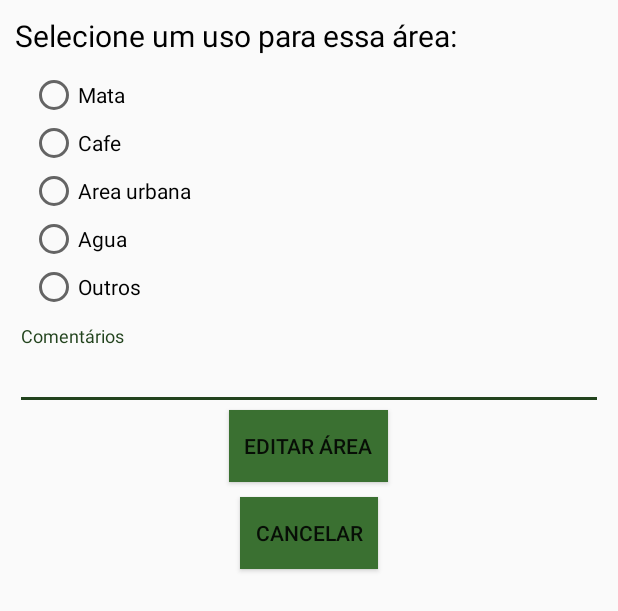
After one commit to yasminbacha/dcafe, an Android app: the layout alerta_nova_area.xml on its own in the app's theme, with its tools: preview values and no code run, on a phone screen of 412 x 824 dp. The commit adds this screen. Shown: the top 611 px of the screen. Run offline under Robolectric (Android 15) with nearby library versions, the phone set to English and light mode, and no system bars.

Commit message:
Criar área em local vazio

```diff
--- a/DCafe/app/build.gradle
+++ b/DCafe/app/build.gradle
@@ -10,6 +10,7 @@ android {
         targetSdkVersion 23
         versionCode 1
         versionName "1.0"
+        multiDexEnabled true
     }
     buildTypes {
         release {
--- a/DCafe/app/src/main/java/epamig/dcafe/bancodedados/CriarBanco.java
+++ b/DCafe/app/src/main/java/epamig/dcafe/bancodedados/CriarBanco.java
@@ -40,12 +40,13 @@ public class CriarBanco extends SQLiteOpenHelper {
         String sqlDemarcacao = "CREATE TABLE demarcacao(" +
                 "idDemarcacao integer primary key autoincrement," +
                 "Usuario_idUsuario integer not null," +
-                "Poligono_idPoligono integer not null," +
+                "Poligono_idPoligono integer," +
                 "Classe_idClasse integer not null," +
                 "comentariosDemarcacao text," +
                 "coodernadasDemarcacao text," +
                 "statusDemarcacao text"+
                 ");";
+
         db.execSQL(sqlClasse);
         db.execSQL(sqlMapa);
         db.execSQL(sqlPoligono);
--- a/DCafe/app/src/main/java/epamig/dcafe/model/Demarcacao.java
+++ b/DCafe/app/src/main/java/epamig/dcafe/model/Demarcacao.java
@@ -21,6 +21,7 @@ public class Demarcacao {
         this.coodernadasDemarcacao = coodernadasDemarcacao;
         this.statusDemarcacao = statusDemarcacao;
     }
+
 
     public int getIdDemarcacao() {
         return idDemarcacao;
--- /dev/null
+++ b/DCafe/app/src/main/res/layout/alerta_nova_area.xml
@@ -0,0 +1,92 @@
+<LinearLayout xmlns:android="http://schemas.android.com/apk/res/android"
+    android:layout_width="fill_parent"
+    android:layout_height="fill_parent"
+    android:orientation="vertical"
+    android:padding="10dp">
+
+
+    <TextView
+        android:layout_width="wrap_content"
+        android:layout_height="wrap_content"
+        android:layout_gravity="left"
+        android:text="Selecione um uso para essa área:"
+        android:textColor="@android:color/black"
+        android:textSize="30px"
+        />
+    <RadioGroup
+        android:id="@+id/rgClasses"
+        android:layout_width="wrap_content"
+        android:layout_height="wrap_content"
+        android:layout_gravity="left"
+        android:padding="10dp">
+
+        <RadioButton
+            android:id="@+id/rbMata"
+            android:layout_width="wrap_content"
+            android:layout_height="wrap_content"
+            android:text="Mata" />
+
+        <RadioButton
+            android:id="@+id/rbCafe"
+            android:layout_width="wrap_content"
+            android:layout_height="wrap_content"
+            android:text="Cafe" />
+
+        <RadioButton
+            android:id="@+id/rbArea_urbana"
+            android:layout_width="wrap_content"
+            android:layout_height="wrap_content"
+            android:text="Area urbana" />
+
+        <RadioButton
+            android:id="@+id/rbAgua"
+            android:layout_width="wrap_content"
+            android:layout_height="wrap_content"
+            android:text="Agua" />
+
+        <RadioButton
+            android:id="@+id/rbOutros_usos"
+            android:layout_width="wrap_content"
+            android:layout_height="wrap_content"
+            android:text="Outros" />
+
+    </RadioGroup>
+
+    <android.support.design.widget.TextInputLayout
+        android:layout_width="match_parent"
+        android:layout_height="wrap_content">
+
+        <EditText
+            android:id="@+id/edtComentarios"
+            android:layout_width="match_parent"
+            android:layout_height="wrap_content"
+            android:hint="Comentários"
+            android:imeActionId="@+id/edtComentarios"
+            android:imeActionLabel="Comentarios"
+            android:imeOptions="actionUnspecified"
+            android:inputType="text"
+            android:maxLines="1"
+            android:singleLine="true" />
+    </android.support.design.widget.TextInputLayout>
+
+    <Button
+        android:id="@+id/btMarcarNovamente"
+        android:layout_width="wrap_content"
+        android:layout_height="wrap_content"
+        android:layout_gravity="center"
+        android:layout_marginBottom="10dp"
+        android:background="@color/colorPrimary"
+        android:padding="10dp"
+        android:text="Editar área" />
+
+    <Button
+        android:id="@+id/btCancelar"
+        android:layout_width="wrap_content"
+        android:layout_height="wrap_content"
+        android:layout_gravity="center"
+        android:layout_marginBottom="10dp"
+        android:background="@color/colorPrimary"
+        android:padding="10dp"
+        android:text="Cancelar" />
+
+</LinearLayout>
--- a/DCafe/build.gradle
+++ b/DCafe/build.gradle
@@ -5,7 +5,7 @@ buildscript {
         jcenter()
     }
     dependencies {
-        classpath 'com.android.tools.build:gradle:1.3.0'
+        classpath 'com.android.tools.build:gradle:2.2.0'
 
         // NOTE: Do not place your application dependencies here; they belong
         // in the individual module build.gradle files
```
Also changed, not shown: DCafe/app/src/main/java/epamig/dcafe/DemarcarPoligonoActivity.java (+43 -13 lines), DCafe/app/src/main/java/epamig/dcafe/Principal.java (+80 -8 lines), DCafe/app/src/main/java/epamig/dcafe/VisualizarDemarcacao.java (+7 -5 lines), DCafe/app/src/main/java/epamig/dcafe/sistema/Aplicacao.java (+46 -1 lines), DCafe/gradle/wrapper/gradle-wrapper.properties, 2 other files.
